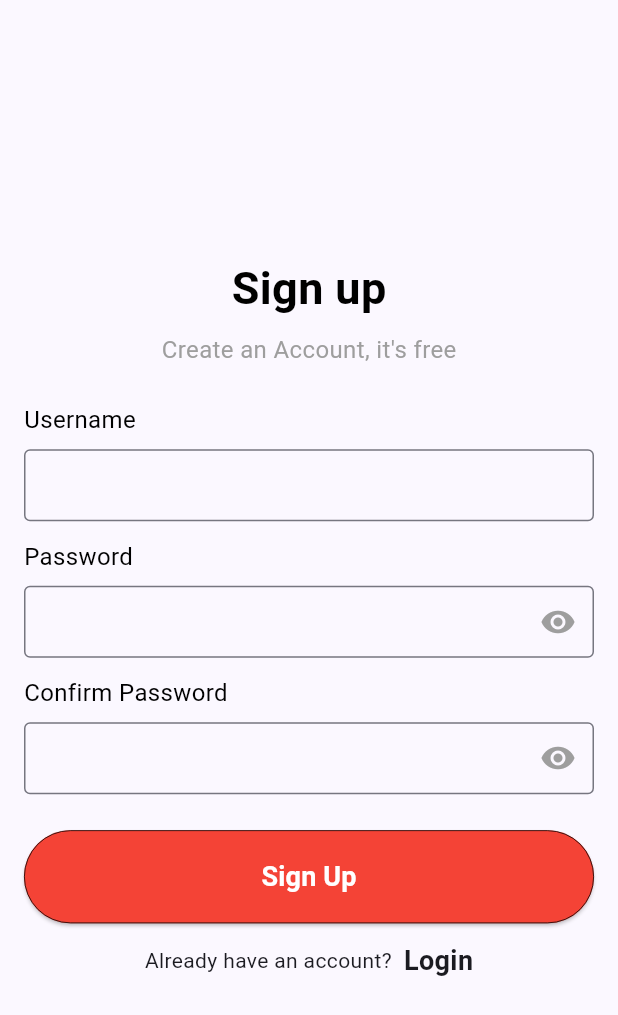
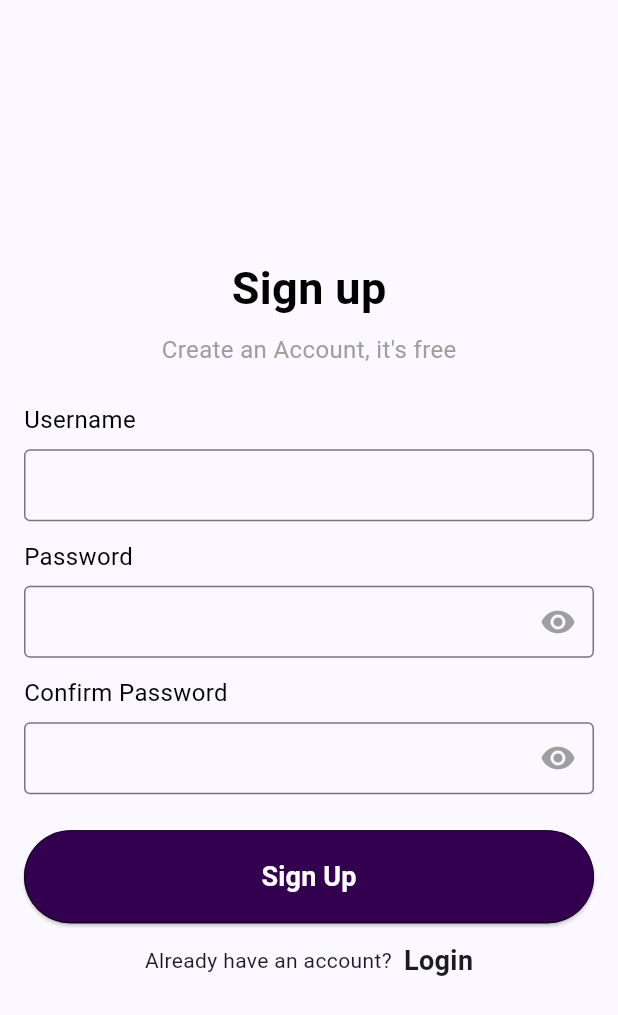
Before and after one commit to A-05-PBP-A/Bookverse-mobile, a Flutter app: the screen it shows after launch, after a tap on "Login", after a tap on "Sign Up", on a phone screen of 412 x 824 dp. Shown: the top 1015 px of the screen. Run offline on Flutter 3.47's test engine with Material 3 defaults, Android fonts, the phone set to English and light mode, and no system bars; our stand-ins replace flutter_rating_bar; missing offline and left inert: pbp_django_auth; accounts and stored records are empty; network calls fail.

Commit message:
add color from color palettes

```diff
--- a/lib/auth/screens/login.dart
+++ b/lib/auth/screens/login.dart
@@ -182,7 +182,7 @@ class _LoginPageState extends State<LoginPage> {
                   shape: RoundedRectangleBorder(
                     borderRadius: BorderRadius.circular(40.0),
                     side: BorderSide(color: Colors.black, width: 0.5),
-                  ), backgroundColor: Colors.blue,
+                  ), backgroundColor: Color(0xFF462E79),
                   padding: const EdgeInsets.symmetric(vertical: 18.0),
                 ),
                 child: const Text(
--- a/lib/auth/screens/register.dart
+++ b/lib/auth/screens/register.dart
@@ -173,7 +173,7 @@ class _RegisterPageState extends State<RegisterPage> {
                   shape: RoundedRectangleBorder(
                     borderRadius: BorderRadius.circular(40.0),
                     side: BorderSide(color: Colors.black, width: 0.5),
-                  ), backgroundColor: Colors.red,
+                  ), backgroundColor: Color.fromARGB(255, 51, 0, 80),
                   padding: const EdgeInsets.symmetric(vertical: 18.0),
                 ),
                 child: const Text(
--- a/lib/bookList/screens/landing_page.dart
+++ b/lib/bookList/screens/landing_page.dart
@@ -48,6 +48,8 @@ class _MyHomePageState extends State<MyHomePage> {
     return Scaffold(
       appBar: AppBar(
         title: const Text('Library'),
+        backgroundColor: Color.fromARGB(255, 96, 41, 98),
+        foregroundColor: Colors.white,
       ),
       body: Padding(
         padding: const EdgeInsets.all(14.0),
--- a/lib/book_profile/screens/profile_book.dart
+++ b/lib/book_profile/screens/profile_book.dart
@@ -148,6 +148,8 @@ class _BookPageState extends State<BookPage> {
     return Scaffold(
       appBar: AppBar(
         title: const Text('Book Details'),
+        backgroundColor: Color.fromARGB(255, 95, 61, 168),
+        foregroundColor: Colors.white,
       ),
       body: FutureBuilder(
         future: Future.wait([fetchBook(), fetchReview()]),
--- a/lib/book_profile/screens/review_page.dart
+++ b/lib/book_profile/screens/review_page.dart
@@ -57,6 +57,8 @@ Widget build(BuildContext context) {
   return Scaffold(
     appBar: AppBar(
       title: const Text('Review'),
+      backgroundColor: Color.fromARGB(255, 95, 61, 168),
+      foregroundColor: Colors.white,
     ),
     body: SingleChildScrollView(
       child: Column(
--- a/lib/borrow_return/screens/borrow.dart
+++ b/lib/borrow_return/screens/borrow.dart
@@ -71,7 +71,7 @@ class _BookFormPageState extends State<BookFormPage> {
               'Book Loan Form',
             ),
           ),
-          backgroundColor: Colors.black,
+          backgroundColor: Color.fromARGB(255, 96, 41, 98),
           foregroundColor: Colors.white,
         ),
         //drawer: const LeftDrawer(),
@@ -129,7 +129,7 @@ class _BookFormPageState extends State<BookFormPage> {
                   padding: const EdgeInsets.all(30.0),
                   child: ElevatedButton(
                     style: ButtonStyle(
-                      backgroundColor: MaterialStateProperty.all(Colors.black),
+                      backgroundColor: MaterialStateProperty.all(Color.fromARGB(255, 1, 0, 68)),
                     ),
                     onPressed: () async {
                       if (_formKey.currentState!.validate()) {
--- a/lib/borrow_return/screens/return_integrate.dart
+++ b/lib/borrow_return/screens/return_integrate.dart
@@ -52,8 +52,8 @@ class BorrowingPageState extends State<BorrowingPage> {
     return Scaffold(
       appBar: AppBar(
           title: const Text('My Borrowing(s)'),
-          backgroundColor: Colors.black,
-          foregroundColor: Colors.white,
+          backgroundColor: Color.fromARGB(255, 43, 43, 167),
+        foregroundColor: Colors.white,
       ),
       body: Column(
         children: [
--- a/lib/user_profile/screens/edit_profile.dart
+++ b/lib/user_profile/screens/edit_profile.dart
@@ -24,6 +24,8 @@ class _EditProfilePageState extends State<EditProfilePage> {
     return Scaffold(
       appBar: AppBar(
         title: const Text('Edit Profile'),
+        backgroundColor: Color.fromARGB(255, 27, 66, 192),
+        foregroundColor: Colors.white,
       ),
       body: Container(
         padding: EdgeInsets.only(left: 16,top: 25, right: 16),
--- a/lib/user_profile/screens/favorite_books.dart
+++ b/lib/user_profile/screens/favorite_books.dart
@@ -57,6 +57,8 @@ class _FavoriteBooksState extends State<FavoriteBooks> {
     return Scaffold(
       appBar: AppBar(
         title: const Text('Favorite Books'),
+        backgroundColor: Color.fromARGB(255, 43, 43, 167),
+        foregroundColor: Colors.white,
       ),
       body: Center(
         child: FutureBuilder<List<FavBook>>(
--- a/lib/user_profile/screens/menu.dart
+++ b/lib/user_profile/screens/menu.dart
@@ -32,10 +32,9 @@ class UserPage extends StatelessWidget {
       appBar: AppBar(
         title: const Text(
           'Bookverse',
-          style: TextStyle(
-            color: Colors.black,
-          ),
         ),
+        backgroundColor: Color.fromARGB(255, 1, 0, 68),
+        foregroundColor: Colors.white,
       ),
       body: Builder(
         builder: (context) {
--- a/lib/user_profile/screens/readed_books.dart
+++ b/lib/user_profile/screens/readed_books.dart
@@ -42,6 +42,8 @@ class _ReadedBooksState extends State<ReadedBooks> {
     return Scaffold(
       appBar: AppBar(
         title: const Text('Readed Books'),
+        backgroundColor: Color.fromARGB(255, 43, 43, 167),
+        foregroundColor: Colors.white,
       ),
       body: Center(
         child: FutureBuilder<List<BooksHistoryModel>>(
--- a/lib/welcome.dart
+++ b/lib/welcome.dart
@@ -61,7 +61,7 @@ class _WelcomePageState extends State<WelcomePage> {
                   shape: RoundedRectangleBorder(
                     borderRadius: BorderRadius.circular(40.0),
                     side: BorderSide(color: Colors.black, width: 0.5),
-                  ), backgroundColor: Colors.blue,
+                  ), backgroundColor: Color(0xFF462E79),
                   padding: EdgeInsets.symmetric(vertical: 25.0),
                 ),
                 child: Text(
@@ -87,7 +87,7 @@ class _WelcomePageState extends State<WelcomePage> {
                   shape: RoundedRectangleBorder(
                     borderRadius: BorderRadius.circular(40.0),
                     side: BorderSide(color: Colors.black, width: 0.5),
-                  ), backgroundColor: Colors.red,
+                  ), backgroundColor: Color.fromARGB(255, 51, 0, 80),
                   padding:  EdgeInsets.symmetric(vertical: 25.0),
                 ),
                 child: Text(
```
